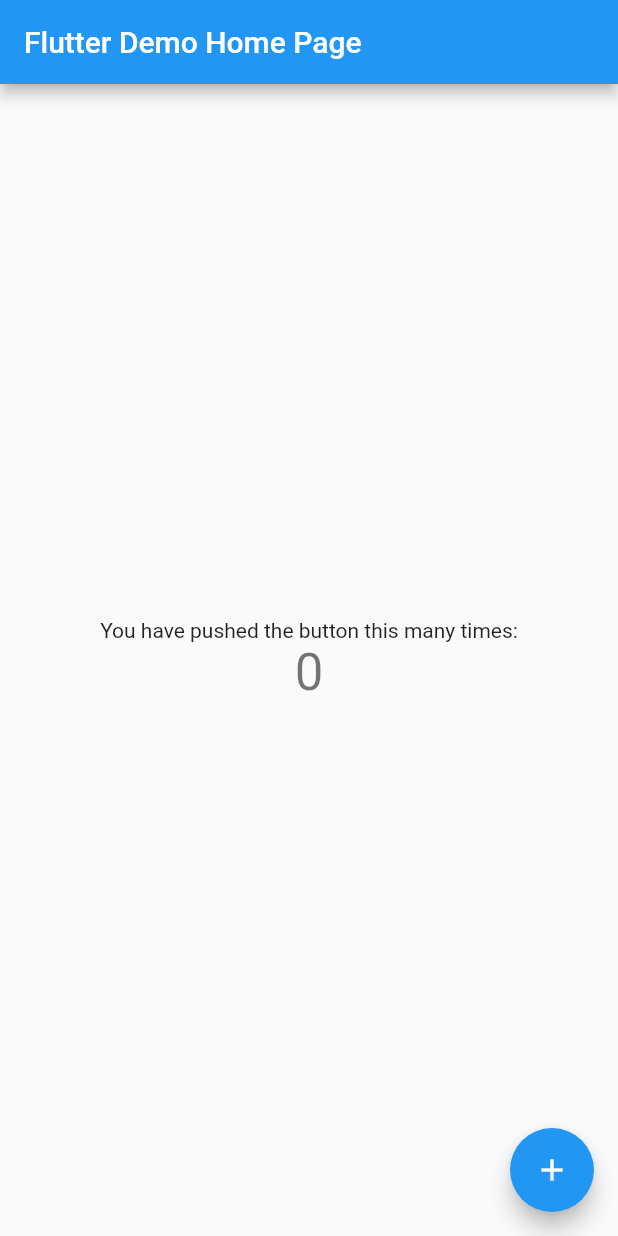
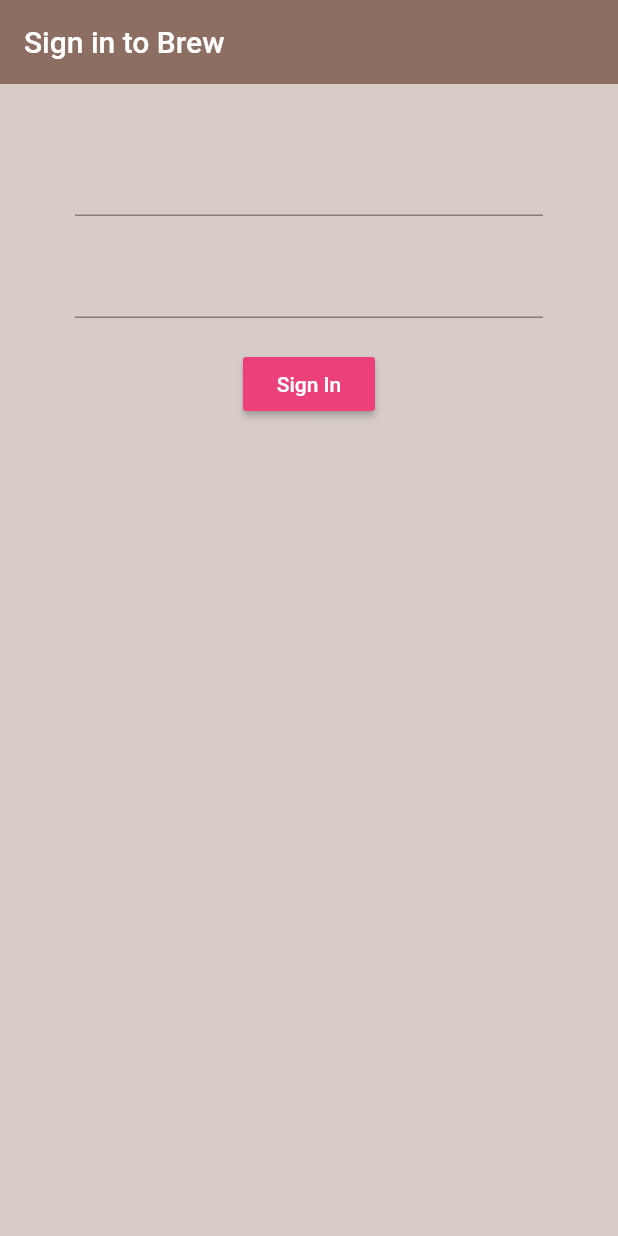
Before and after one commit to normanaranez/flutter_with_firebase, a Flutter app: the screen it shows after launch, on a phone screen of 412 x 824 dp. Run offline on Flutter 3.47's test engine with Material 2 defaults, Android fonts, the phone set to English and light mode, and no system bars; our stand-ins replace firebase_auth; accounts and stored records are empty.

```diff
--- a/lib/main.dart
+++ b/lib/main.dart
@@ -1,111 +1,20 @@
 import 'package:flutter/material.dart';
+import 'package:flutter_with_firebase/models/user.dart';
+import 'package:flutter_with_firebase/screens/wrapper.dart';
+import 'package:flutter_with_firebase/services/auth.dart';
+import 'package:provider/provider.dart';
 
 void main() => runApp(MyApp());
 
 class MyApp extends StatelessWidget {
-  // This widget is the root of your application.
   @override
   Widget build(BuildContext context) {
-    return MaterialApp(
-      title: 'Flutter Demo',
-      theme: ThemeData(
-        // This is the theme of your application.
-        //
-        // Try running your application with "flutter run". You'll see the
-        // application has a blue toolbar. Then, without quitting the app, try
-        // changing the primarySwatch below to Colors.green and then invoke
-        // "hot reload" (press "r" in the console where you ran "flutter run",
-        // or simply save your changes to "hot reload" in a Flutter IDE).
-        // Notice that the counter didn't reset back to zero; the application
-        // is not restarted.
-        primarySwatch: Colors.blue,
+    return StreamProvider<User>.value(
+      value: AuthService().user,
+      child: MaterialApp(
+        title: 'Flutter Firebase',
+        home: Wrapper(),
       ),
-      home: MyHomePage(title: 'Flutter Demo Home Page'),
     );
   }
 }
-
-class MyHomePage extends StatefulWidget {
-  MyHomePage({Key key, this.title}) : super(key: key);
-
-  // This widget is the home page of your application. It is stateful, meaning
-  // that it has a State object (defined below) that contains fields that affect
-  // how it looks.
-
-  // This class is the configuration for the state. It holds the values (in this
-  // case the title) provided by the parent (in this case the App widget) and
-  // used by the build method of the State. Fields in a Widget subclass are
-  // always marked "final".
-
-  final String title;
-
-  @override
-  _MyHomePageState createState() => _MyHomePageState();
-}
-
-class _MyHomePageState extends State<MyHomePage> {
-  int _counter = 0;
-
-  void _incrementCounter() {
-    setState(() {
-      // This call to setState tells the Flutter framework that something has
-      // changed in this State, which causes it to rerun the build method below
-      // so that the display can reflect the updated values. If we changed
-      // _counter without calling setState(), then the build method would not be
-      // called again, and so nothing would appear to happen.
-      _counter++;
-    });
-  }
-
-  @override
-  Widget build(BuildContext context) {
-    // This method is rerun every time setState is called, for instance as done
-    // by the _incrementCounter method above.
-    //
-    // The Flutter framework has been optimized to make rerunning build methods
-    // fast, so that you can just rebuild anything that needs updating rather
-    // than having to individually change instances of widgets.
-    return Scaffold(
-      appBar: AppBar(
-        // Here we take the value from the MyHomePage object that was created by
-        // the App.build method, and use it to set our appbar title.
-        title: Text(widget.title),
-      ),
-      body: Center(
-        // Center is a layout widget. It takes a single child and positions it
-        // in the middle of the parent.
-        child: Column(
-          // Column is also a layout widget. It takes a list of children and
-          // arranges them vertically. By default, it sizes itself to fit its
-          // children horizontally, and tries to be as tall as its parent.
-          //
-          // Invoke "debug painting" (press "p" in the console, choose the
-          // "Toggle Debug Paint" action from the Flutter Inspector in Android
-          // Studio, or the "Toggle Debug Paint" command in Visual Studio Code)
-          // to see the wireframe for each widget.
-          //
-          // Column has various properties to control how it sizes itself and
-          // how it positions its children. Here we use mainAxisAlignment to
-          // center the children vertically; the main axis here is the vertical
-          // axis because Columns are vertical (the cross axis would be
-          // horizontal).
-          mainAxisAlignment: MainAxisAlignment.center,
-          children: <Widget>[
-            Text(
-              'You have pushed the button this many times:',
-            ),
-            Text(
-              '$_counter',
-              style: Theme.of(context).textTheme.headline4,
-            ),
-          ],
-        ),
-      ),
-      floatingActionButton: FloatingActionButton(
-        onPressed: _incrementCounter,
-        tooltip: 'Increment',
-        child: Icon(Icons.add),
-      ), // This trailing comma makes auto-formatting nicer for build methods.
-    );
-  }
-}
--- /dev/null
+++ b/lib/models/user.dart
@@ -0,0 +1,5 @@
+class User {
+  final String uid;
+
+  User({this.uid});
+}
--- /dev/null
+++ b/lib/screens/authenticate/authenticate.dart
@@ -0,0 +1,16 @@
+import 'package:flutter/material.dart';
+import 'package:flutter_with_firebase/screens/authenticate/sign_in.dart';
+
+class Authenticate extends StatefulWidget {
+  @override
+  _AuthenticateState createState() => _AuthenticateState();
+}
+
+class _AuthenticateState extends State<Authenticate> {
+  @override
+  Widget build(BuildContext context) {
+    return Container(
+      child: SignIn()
+    );
+  }
+}
--- /dev/null
+++ b/lib/screens/authenticate/sign_in.dart
@@ -0,0 +1,59 @@
+import 'package:flutter/material.dart';
+import 'package:flutter_with_firebase/services/auth.dart';
+
+class SignIn extends StatefulWidget {
+  @override
+  _SignInState createState() => _SignInState();
+}
+
+class _SignInState extends State<SignIn> {
+  final AuthService _auth = AuthService();
+
+  // text field state
+  String email = '';
+  String password = '';
+
+  @override
+  Widget build(BuildContext context) {
+    return Scaffold(
+      backgroundColor: Colors.brown[100],
+      appBar: AppBar(
+        backgroundColor: Colors.brown[400],
+        elevation: 0.0,
+        title: Text('Sign in to Brew'),
+      ),
+      body: Container(
+          padding: EdgeInsets.symmetric(vertical: 20.0, horizontal: 50.0),
+          child: Form(
+              child: Column(
+            children: <Widget>[
+              SizedBox(height: 20.0),
+              TextFormField(
+                onChanged: (val) {
+                  setState(() => email = val);
+                },
+              ),
+              SizedBox(height: 20.0),
+              TextFormField(
+                obscureText: true,
+                onChanged: (val) {
+                  setState(() => password = val);
+                },
+              ),
+              SizedBox(height: 20.0),
+              RaisedButton(
+                color: Colors.pink[400],
+                child: Text(
+                  'Sign In',
+                  style: TextStyle(color: Colors.white),
+                ),
+                onPressed: () async {
+                  print(email);
+                  print(password);
+                },
+              )
+            ],
+          ))),
+    );
+  }
+}
--- /dev/null
+++ b/lib/screens/wrapper.dart
@@ -0,0 +1,18 @@
+import 'package:flutter/material.dart';
+import 'package:flutter_with_firebase/models/user.dart';
+import 'package:flutter_with_firebase/screens/authenticate/authenticate.dart';
+import 'package:flutter_with_firebase/screens/home/home.dart';
+import 'package:provider/provider.dart';
+
+class Wrapper extends StatelessWidget {
+  @override
+  Widget build(BuildContext context) {
+
+    final _user = Provider.of<User>(context);
+
+    if(_user == null) {
+      return Authenticate();
+    }
+    return Home();
+  }
+}
--- a/pubspec.yaml
+++ b/pubspec.yaml
@@ -27,6 +27,9 @@ dependencies:
 dev_dependencies:
   flutter_test:
     sdk: flutter
+  firebase_auth: ^0.15.4
+  cloud_firestore: ^0.13.3
+  provider: ^4.0.4
 
 
 # For information on the generic Dart part of this file, see the
```
Also changed, not shown: lib/screens/authenticate/register.dart (added, +60 -0 lines), lib/screens/home/home.dart (added, +29 -0 lines), lib/services/auth.dart (added, +43 -0 lines), pubspec.lock, 3 other files.
